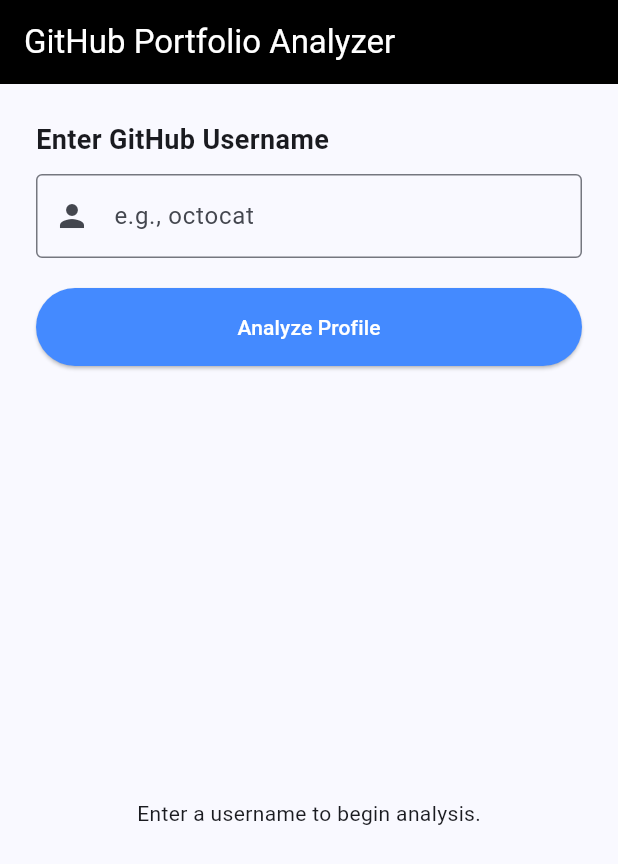
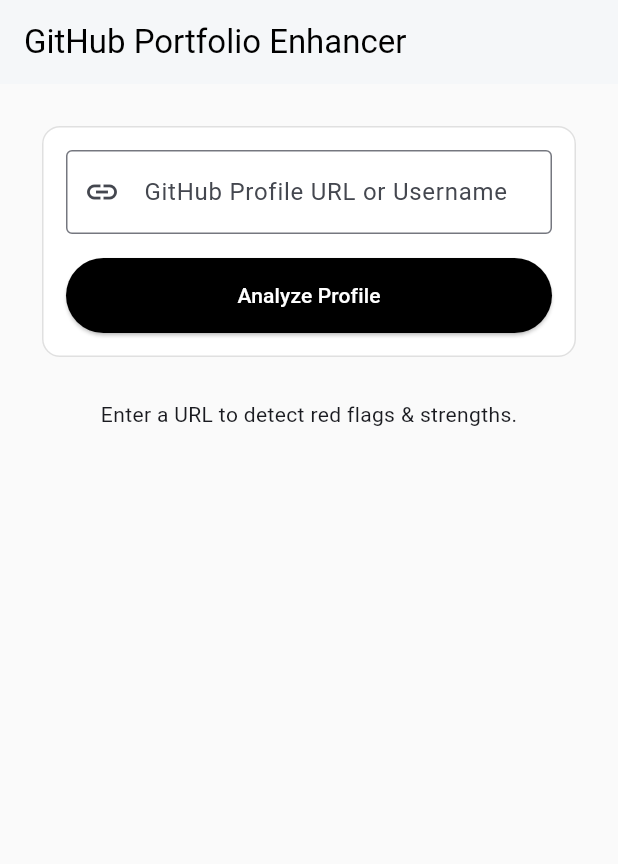
Before and after one commit to JhaSourav07/github_analyser, a Flutter app: the screen it shows after launch, after a tap on "Analyze Profile", on a phone screen of 412 x 824 dp. Shown: the top 864 px of the screen. Run offline on Flutter 3.47's test engine with Material 3 defaults, Android fonts, the phone set to English and light mode, and no system bars; our stand-ins replace dio, flutter_riverpod.

Commit message:
feat: Update audit API and report model to support new backend structure and enhance user analysis

```diff
--- a/frontend/lib/features/audit/data/datasources/audit_api.dart
+++ b/frontend/lib/features/audit/data/datasources/audit_api.dart
@@ -3,29 +3,29 @@
 import '../../../../core/network/dio_client.dart';
 import '../models/report_model.dart';
 
-// 1. The Provider for this Repository
 final auditApiProvider = Provider<AuditApi>((ref) {
   final dio = ref.watch(dioProvider);
   return AuditApi(dio);
 });
 
-// 2. The Class containing the methods
 class AuditApi {
   final Dio _dio;
 
   AuditApi(this._dio);
 
-  Future<ReportModel> analyzeUser(String username) async {
+  Future<ReportModel> analyzeUser(String input) async {
     try {
-      // Calls POST /api/v1/audit/{username} (Adjust based on your backend routes)
+      // Changed key to match backend Pydantic model
       final response = await _dio.post('/api/v1/audit', data: {
-        'username': username,
+        'profile_url_or_username': input,
       });
 
       return ReportModel.fromJson(response.data);
     } on DioException catch (e) {
-      // Simple error handling for the hackathon
-      throw Exception(e.response?.data['detail'] ?? 'Failed to analyze user');
+      if (e.response != null) {
+        throw Exception(e.response?.data['detail'] ?? 'Failed to analyze user');
+      }
+      throw Exception('Connection error. Is the backend running?');
     } catch (e) {
       throw Exception('Unexpected error: $e');
     }
--- a/frontend/lib/features/audit/data/models/report_model.dart
+++ b/frontend/lib/features/audit/data/models/report_model.dart
@@ -1,25 +1,36 @@
 class ReportModel {
   final String username;
+  final String avatarUrl; // New
   final int score;
-  final String grade; // A, B, C, D, F
+  final String grade;
   final String summary;
+  final List<String> strengths;   // New
+  final List<String> weaknesses;  // New
+  final List<String> suggestions; // New
   final Map<String, dynamic> details;
 
   ReportModel({
     required this.username,
+    required this.avatarUrl,
     required this.score,
     required this.grade,
     required this.summary,
+    required this.strengths,
+    required this.weaknesses,
+    required this.suggestions,
     required this.details,
   });
 
-  // Factory constructor to parse JSON
   factory ReportModel.fromJson(Map<String, dynamic> json) {
     return ReportModel(
       username: json['username'] ?? '',
+      avatarUrl: json['avatar_url'] ?? '',
       score: json['score'] ?? 0,
       grade: json['grade'] ?? 'F',
-      summary: json['summary'] ?? 'No summary available.',
+      summary: json['summary'] ?? '',
+      strengths: List<String>.from(json['strengths'] ?? []),
+      weaknesses: List<String>.from(json['weaknesses'] ?? []),
+      suggestions: List<String>.from(json['suggestions'] ?? []),
       details: json['details'] ?? {},
     );
   }
--- a/frontend/lib/features/audit/presentations/screens/audit_screen.dart
+++ b/frontend/lib/features/audit/presentations/screens/audit_screen.dart
@@ -3,40 +3,30 @@
 import 'package:frontend/features/audit/data/datasources/audit_api.dart';
 import 'package:frontend/features/audit/data/models/report_model.dart';
 
-// --- STATE MANAGEMENT (Logic) ---
-
-// 1. Defines the state of the UI (Loading, Data, or Error)
+// --- LOGIC ---
 final auditStateProvider = StateNotifierProvider<AuditNotifier, AsyncValue<ReportModel?>>((ref) {
   return AuditNotifier(ref.read(auditApiProvider));
 });
 
 class AuditNotifier extends StateNotifier<AsyncValue<ReportModel?>> {
   final AuditApi _api;
-
   AuditNotifier(this._api) : super(const AsyncData(null));
 
-  Future<void> submitAnalysis(String username) async {
-    if (username.isEmpty) return;
-
-    state = const AsyncLoading(); // Set UI to loading
+  Future<void> submitAnalysis(String input) async {
+    if (input.isEmpty) return;
+    state = const AsyncLoading();
     try {
-      final report = await _api.analyzeUser(username);
-      state = AsyncData(report); // Success
+      final report = await _api.analyzeUser(input);
+      state = AsyncData(report);
     } catch (e, stack) {
-      state = AsyncError(e, stack); // Failure
+      state = AsyncError(e, stack);
+    }
   }
 }
 
-  void reset() {
-    state = const AsyncData(null);
-  }
-}
-
-// --- UI CODE (Presentation) ---
-
+// --- UI ---
 class AuditScreen extends ConsumerStatefulWidget {
   const AuditScreen({super.key});
-
   @override
   ConsumerState<AuditScreen> createState() => _AuditScreenState();
 }
@@ -46,90 +36,76 @@
 
   @override
   Widget build(BuildContext context) {
-    // Watch the state from our provider
     final auditState = ref.watch(auditStateProvider);
 
     return Scaffold(
+      backgroundColor: Colors.grey[50],
       appBar: AppBar(
-        title: const Text('GitHub Portfolio Analyzer'),
-        backgroundColor: Colors.black,
-        foregroundColor: Colors.white,
+        title: const Text('GitHub Portfolio Enhancer'),
+        backgroundColor: Colors.white,
+        foregroundColor: Colors.black,
+        elevation: 1,
       ),
-      body: Padding(
+      body: SingleChildScrollView(
         padding: const EdgeInsets.all(24.0),
         child: Column(
           crossAxisAlignment: CrossAxisAlignment.stretch,
           children: [
-            // Input Section
-            const Text(
-              'Enter GitHub Username',
-              style: TextStyle(fontSize: 18, fontWeight: FontWeight.bold),
-            ),
-            const SizedBox(height: 10),
+            // 1. Input Section
+            Card(
+              elevation: 0,
+              shape: RoundedRectangleBorder(
+                  side: BorderSide(color: Colors.grey.shade300),
+                  borderRadius: BorderRadius.circular(12)),
+              color: Colors.white,
+              child: Padding(
+                padding: const EdgeInsets.all(16.0),
+                child: Column(
+                  children: [
                     TextField(
                       controller: _controller,
                       decoration: const InputDecoration(
-                hintText: 'e.g., octocat',
+                        labelText: 'GitHub Profile URL or Username',
+                        hintText: 'https://github.com/octocat',
                         border: OutlineInputBorder(),
-                prefixIcon: Icon(Icons.person),
+                        prefixIcon: Icon(Icons.link),
                       ),
                     ),
-            const SizedBox(height: 20),
-
-            // Action Button
-            ElevatedButton(
+                    const SizedBox(height: 16),
+                    SizedBox(
+                      width: double.infinity,
+                      height: 50,
+                      child: ElevatedButton(
                         onPressed: auditState.isLoading
                             ? null
-                  : () {
-                      ref
-                          .read(auditStateProvider.notifier)
-                          .submitAnalysis(_controller.text.trim());
-                    },
+                            : () => ref.read(auditStateProvider.notifier).submitAnalysis(_controller.text.trim()),
                         style: ElevatedButton.styleFrom(
-                backgroundColor: Colors.blueAccent,
+                          backgroundColor: Colors.black,
                           foregroundColor: Colors.white,
-                padding: const EdgeInsets.symmetric(vertical: 16),
                         ),
                         child: auditState.isLoading
-                  ? const SizedBox(
-                      height: 20,
-                      width: 20,
-                      child: CircularProgressIndicator(strokeWidth: 2, color: Colors.white)
-                    )
+                            ? const CircularProgressIndicator(color: Colors.white)
                             : const Text('Analyze Profile'),
                       ),
-
-            const SizedBox(height: 40),
-
-            // Result Section (Handles Loading, Error, and Data states)
-            Expanded(
-              child: auditState.when(
-                data: (report) {
-                  if (report == null) {
-                    return const Center(
-                      child: Text('Enter a username to begin analysis.'),
-                    );
-                  }
-                  return _buildReportView(report);
-                },
-                error: (err, stack) => Center(
-                  child: Text(
-                    'Error: $err',
-                    style: const TextStyle(color: Colors.red),
-                    textAlign: TextAlign.center,
                     ),
-                ),
-                loading: () => const Center(
-                  child: Column(
-                    mainAxisAlignment: MainAxisAlignment.center,
-                    children: [
-                      CircularProgressIndicator(),
-                      SizedBox(height: 16),
-                      Text("Analyzing repositories..."),
                   ],
                 ),
               ),
             ),
+            const SizedBox(height: 24),
+
+            // 2. Results Section
+            auditState.when(
+              data: (report) {
+                if (report == null) return const Center(child: Text("Enter a URL to detect red flags & strengths."));
+                return _buildReport(report);
+              },
+              error: (err, _) => Container(
+                padding: const EdgeInsets.all(16),
+                decoration: BoxDecoration(color: Colors.red[50], borderRadius: BorderRadius.circular(8)),
+                child: Text('Error: $err', style: const TextStyle(color: Colors.red)),
+              ),
+              loading: () => const Center(child: Padding(padding: EdgeInsets.all(32), child: CircularProgressIndicator())),
             ),
           ],
         ),
@@ -137,73 +113,157 @@
     );
   }
 
-  // Helper widget to display the results nicely
-  Widget _buildReportView(ReportModel report) {
-    return SingleChildScrollView(
-      child: Card(
-        elevation: 4,
+  Widget _buildReport(ReportModel report) {
+    return Column(
+      children: [
+        // Header Card
+        Card(
+          elevation: 2,
           shape: RoundedRectangleBorder(borderRadius: BorderRadius.circular(16)),
           child: Padding(
             padding: const EdgeInsets.all(24.0),
+            child: Row(
+              children: [
+                CircleAvatar(
+                  radius: 40,
+                  backgroundImage: NetworkImage(report.avatarUrl),
+                ),
+                const SizedBox(width: 24),
+                Expanded(
                   child: Column(
+                    crossAxisAlignment: CrossAxisAlignment.start,
                     children: [
-              // Score Circle
-              Stack(
-                alignment: Alignment.center,
-                children: [
-                  SizedBox(
-                    height: 120,
-                    width: 120,
-                    child: CircularProgressIndicator(
-                      value: report.score / 100,
-                      strokeWidth: 10,
-                      backgroundColor: Colors.grey.shade200,
-                      color: _getScoreColor(report.score),
+                      Text(
+                        report.username,
+                        style: const TextStyle(fontSize: 24, fontWeight: FontWeight.bold),
+                      ),
+                      Text(
+                        report.summary,
+                        style: TextStyle(color: Colors.grey[700], height: 1.4),
+                      ),
+                    ],
                   ),
                 ),
-                  Column(
-                    children: [
-                      Text(
+                Container(
+                  padding: const EdgeInsets.all(16),
+                  decoration: BoxDecoration(
+                    color: _getScoreColor(report.score).withOpacity(0.1),
+                    shape: BoxShape.circle,
+                  ),
+                  child: Text(
                     '${report.score}',
-                        style: const TextStyle(
-                          fontSize: 32,
-                          fontWeight: FontWeight.bold,
-                        ),
-                      ),
-                      Text(
-                        'Grade ${report.grade}',
                     style: TextStyle(
-                          fontSize: 16,
+                      fontSize: 28,
                       fontWeight: FontWeight.bold,
                       color: _getScoreColor(report.score),
                     ),
                   ),
-                    ],
-                  )
-                ],
-              ),
-              const SizedBox(height: 24),
-              const Divider(),
-              const SizedBox(height: 16),
-
-              // Summary
-              Text(
-                "Recruiter Verdict",
-                style: TextStyle(
-                  fontSize: 14,
-                  fontWeight: FontWeight.bold,
-                  color: Colors.grey.shade600
-                ),
-              ),
-              const SizedBox(height: 8),
-              Text(
-                report.summary,
-                textAlign: TextAlign.center,
-                style: const TextStyle(fontSize: 16, height: 1.5),
                 ),
               ],
             ),
           ),
+        ),
+        const SizedBox(height: 24),
+
+        // Metrics Grid
+        Row(
+          children: [
+            _buildMetricCard("Original Repos", "${report.details['original_repos']}"),
+            const SizedBox(width: 12),
+            _buildMetricCard("Stars Earned", "${report.details['stars']}"),
+            const SizedBox(width: 12),
+            _buildMetricCard("Fork Ratio", "${report.details['fork_ratio']}%"),
+          ],
+        ),
+        const SizedBox(height: 24),
+
+        // Strengths & Weaknesses
+        Row(
+          crossAxisAlignment: CrossAxisAlignment.start,
+          children: [
+            Expanded(child: _buildListSection("Strengths 🟢", report.strengths, Colors.green)),
+            const SizedBox(width: 16),
+            Expanded(child: _buildListSection("Red Flags 🚩", report.weaknesses, Colors.red)),
+          ],
+        ),
+        const SizedBox(height: 24),
+
+        // Actionable Suggestions
+        Container(
+          width: double.infinity,
+          padding: const EdgeInsets.all(24),
+          decoration: BoxDecoration(
+            color: Colors.blue[50],
+            borderRadius: BorderRadius.circular(16),
+            border: Border.all(color: Colors.blue.shade100),
+          ),
+          child: Column(
+            crossAxisAlignment: CrossAxisAlignment.start,
+            children: [
+              const Text(
+                "🚀 Action Plan",
+                style: TextStyle(fontSize: 18, fontWeight: FontWeight.bold, color: Colors.blue),
+              ),
+              const SizedBox(height: 16),
+              ...report.suggestions.map((s) => Padding(
+                    padding: const EdgeInsets.only(bottom: 12),
+                    child: Row(
+                      crossAxisAlignment: CrossAxisAlignment.start,
+                      children: [
+                        const Icon(Icons.check_circle_outline, color: Colors.blue, size: 20),
+                        const SizedBox(width: 12),
+                        Expanded(child: Text(s, style: const TextStyle(fontSize: 15))),
+                      ],
+                    ),
+                  )),
+            ],
+          ),
+        )
+      ],
+    );
+  }
+
+  Widget _buildMetricCard(String label, String value) {
+    return Expanded(
+      child: Container(
+        padding: const EdgeInsets.symmetric(vertical: 20),
+        decoration: BoxDecoration(
+          color: Colors.white,
+          borderRadius: BorderRadius.circular(12),
+          border: Border.all(color: Colors.grey.shade200),
+        ),
+        child: Column(
+          children: [
+            Text(value, style: const TextStyle(fontSize: 22, fontWeight: FontWeight.bold)),
+            const SizedBox(height: 4),
+            Text(label, style: const TextStyle(color: Colors.grey, fontSize: 12)),
+          ],
+        ),
+      ),
+    );
+  }
+
+  Widget _buildListSection(String title, List<String> items, Color color) {
+    return Container(
+      padding: const EdgeInsets.all(16),
+      decoration: BoxDecoration(
+        color: Colors.white,
+        borderRadius: BorderRadius.circular(12),
+        border: Border.all(color: Colors.grey.shade200),
+      ),
+      child: Column(
+        crossAxisAlignment: CrossAxisAlignment.start,
+        children: [
+          Text(title, style: const TextStyle(fontSize: 16, fontWeight: FontWeight.bold)),
+          const SizedBox(height: 12),
+          if (items.isEmpty)
+            Text("None detected", style: TextStyle(color: Colors.grey[400], fontStyle: FontStyle.italic))
+          else
+            ...items.map((item) => Padding(
+                  padding: const EdgeInsets.only(bottom: 8),
+                  child: Text("• $item", style: TextStyle(color: Colors.grey[800], height: 1.3)),
+                )),
+        ],
       ),
     );
   }
```
Lines whose indentation alone changed are shown as unchanged.
